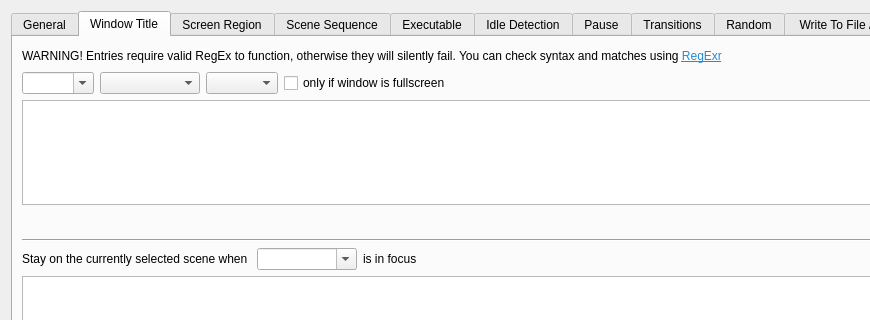
Above: forms/advanced-scene-switcher.ui from WarmUpTill/SceneSwitcher before the change; both pictures show x 0 to 870 and y 0 to 320 of the 981 by 460 pixel window. Below: the same form after it.
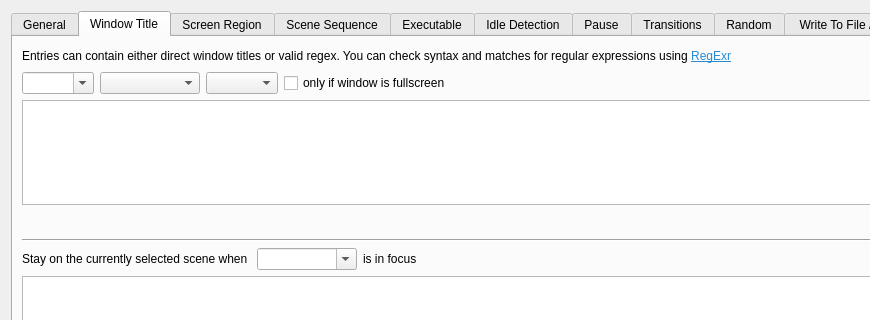
That is the form after the change. The open tabs and pages were chosen to show the change. Icons and pictures are not drawn.

Commit message: Change UI warning to allow direct matches and disable list sorting

Diff of the .ui file:
```diff
--- a/forms/advanced-scene-switcher.ui
+++ b/forms/advanced-scene-switcher.ui
@@ -372,7 +372,7 @@
             <string>https://regexr.com</string>
            </property>
            <property name="text">
-            <string>&lt;html&gt;&lt;head/&gt;&lt;body&gt;&lt;p&gt;WARNING! Entries require valid RegEx to function, otherwise they will silently fail. You can check syntax and matches using &lt;a href=&quot;https://regexr.com&quot;&gt;&lt;span style=&quot; text-decoration: underline; color:#268bd2;&quot;&gt;RegExr&lt;/span&gt;&lt;/a&gt;&lt;/p&gt;&lt;/body&gt;&lt;/html&gt;</string>
+            <string>&lt;html&gt;&lt;head/&gt;&lt;body&gt;&lt;p&gt;Entries can contain either direct window titles or valid regex. You can check syntax and matches for regular expressions using &lt;a href=&quot;https://regexr.com&quot;&gt;&lt;span style=&quot; text-decoration: underline; color:#268bd2;&quot;&gt;RegExr&lt;/span&gt;&lt;/a&gt;&lt;/p&gt;&lt;/body&gt;&lt;/html&gt;</string>
            </property>
            <property name="textFormat">
             <enum>Qt::AutoText</enum>
```
Left out of the diff: 6 changed lines with no effect on the pictures.
